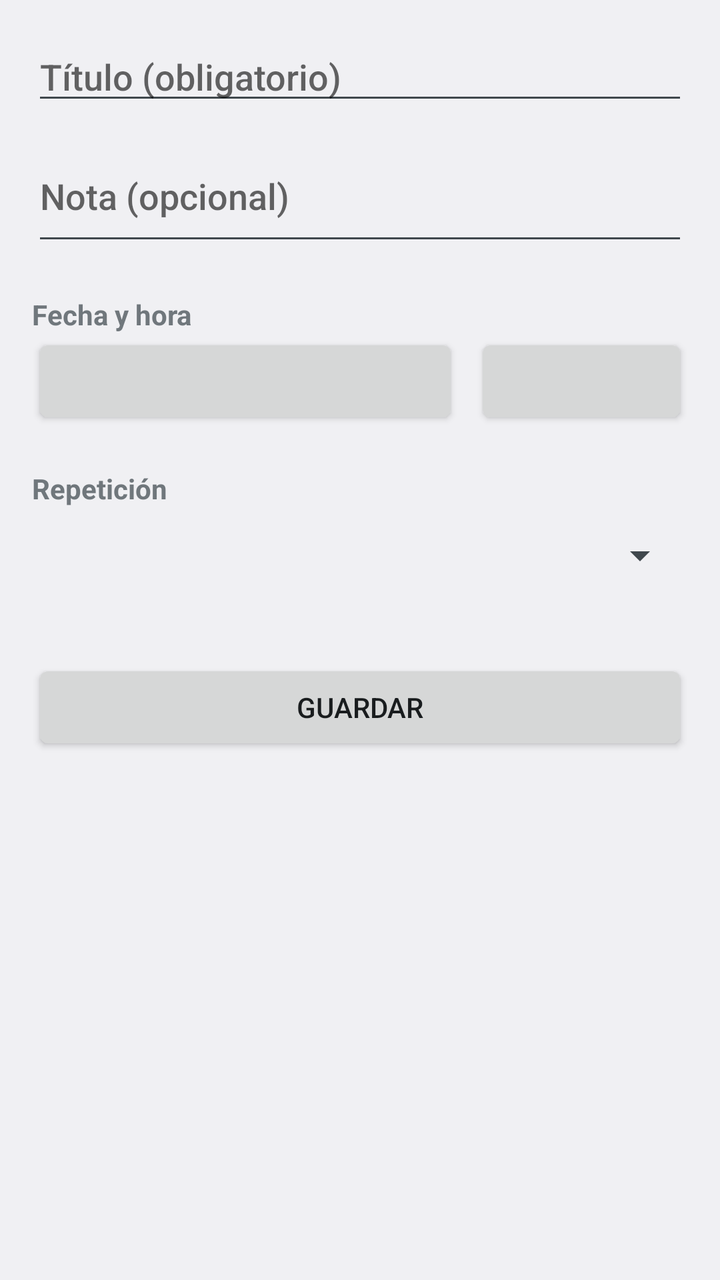
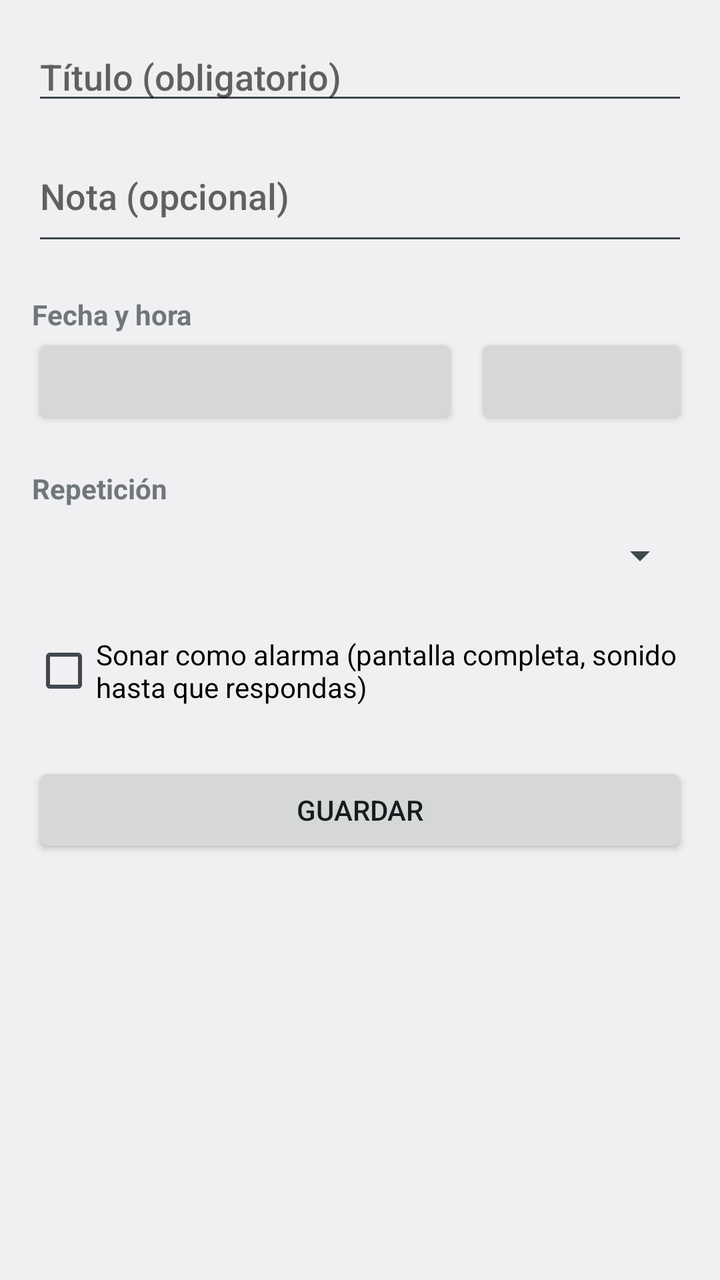

An Android layout rendered at two revisions. The XML below is the earlier revision; the diff shows what the commit changed to produce the second picture.
<!-- AndroidManifest.xml: application theme Tema -->
<!-- res/layout/activity_editar.xml -->
<?xml version="1.0" encoding="utf-8"?>
<ScrollView xmlns:android="http://schemas.android.com/apk/res/android"
    android:layout_width="match_parent"
    android:layout_height="match_parent">

    <LinearLayout
        android:layout_width="match_parent"
        android:layout_height="wrap_content"
        android:orientation="vertical"
        android:padding="16dp">

        <EditText
            android:id="@+id/etTitulo"
            android:layout_width="match_parent"
            android:layout_height="wrap_content"
            android:hint="Título (obligatorio)"
            android:inputType="textCapSentences"
            android:maxLines="1" />

        <EditText
            android:id="@+id/etNota"
            android:layout_width="match_parent"
            android:layout_height="wrap_content"
            android:layout_marginTop="8dp"
            android:hint="Nota (opcional)"
            android:inputType="textCapSentences|textMultiLine"
            android:minLines="2" />

        <TextView
            android:layout_width="wrap_content"
            android:layout_height="wrap_content"
            android:layout_marginTop="20dp"
            android:text="Fecha y hora"
            android:textStyle="bold" />

        <LinearLayout
            android:layout_width="match_parent"
            android:layout_height="wrap_content"
            android:orientation="horizontal">

            <Button
                android:id="@+id/btnFecha"
                android:layout_width="0dp"
                android:layout_height="wrap_content"
                android:layout_weight="2" />

            <Button
                android:id="@+id/btnHora"
                android:layout_width="0dp"
                android:layout_height="wrap_content"
                android:layout_marginStart="8dp"
                android:layout_weight="1" />
        </LinearLayout>

        <TextView
            android:layout_width="wrap_content"
            android:layout_height="wrap_content"
            android:layout_marginTop="20dp"
            android:text="Repetición"
            android:textStyle="bold" />

        <Spinner
            android:id="@+id/spRepeticion"
            android:layout_width="match_parent"
            android:layout_height="wrap_content"
            android:minHeight="48dp" />

        <LinearLayout
            android:id="@+id/filaDias"
            android:layout_width="match_parent"
            android:layout_height="wrap_content"
            android:orientation="horizontal"
            android:visibility="gone" />

        <Button
            android:id="@+id/btnGuardar"
            android:layout_width="match_parent"
            android:layout_height="wrap_content"
            android:layout_marginTop="28dp"
            android:text="Guardar" />

        <Button
            android:id="@+id/btnBorrar"
            android:layout_width="match_parent"
            android:layout_height="wrap_content"
            android:layout_marginTop="8dp"
            android:text="Borrar"
            android:visibility="gone" />
    </LinearLayout>
</ScrollView>
<!-- resources referenced by this layout -->
<resources>
  <style name="Tema" parent="android:Theme.DeviceDefault.DayNight" />
</resources>

<!-- the commit's change to res/layout/activity_editar.xml (unified diff, before → after) -->
@@ -72,6 +72,13 @@
             android:orientation="horizontal"
             android:visibility="gone" />
 
+        <CheckBox
+            android:id="@+id/cbAlarma"
+            android:layout_width="match_parent"
+            android:layout_height="wrap_content"
+            android:layout_marginTop="16dp"
+            android:text="Sonar como alarma (pantalla completa, sonido hasta que respondas)" />
+
         <Button
             android:id="@+id/btnGuardar"
             android:layout_width="match_parent"
